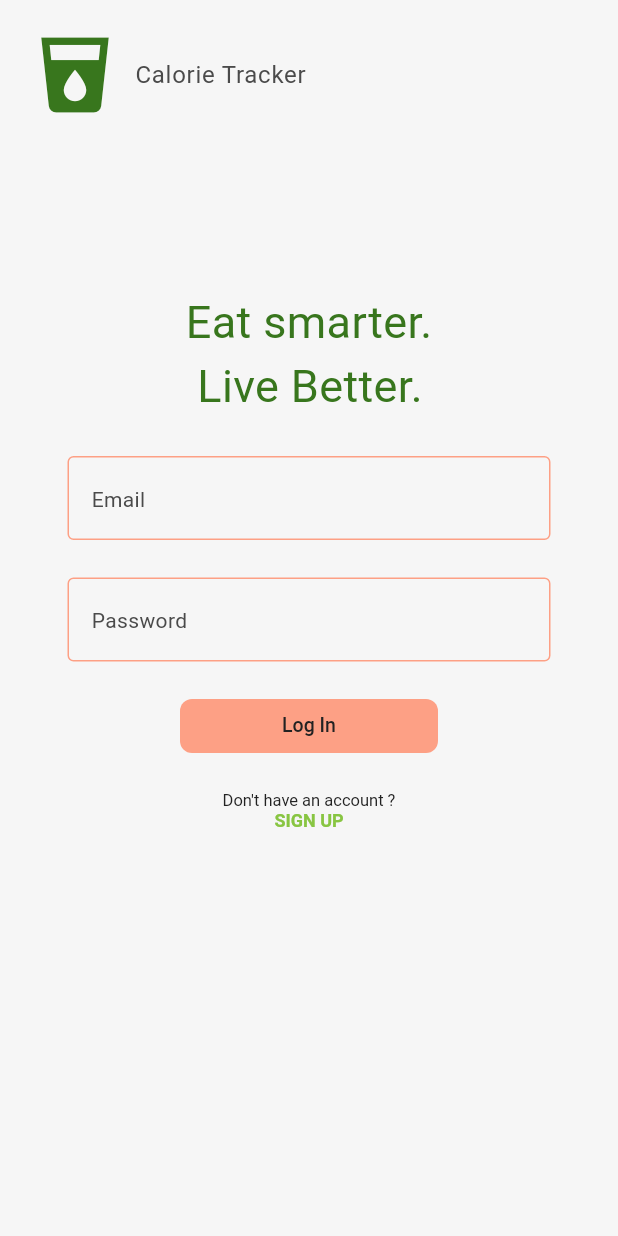
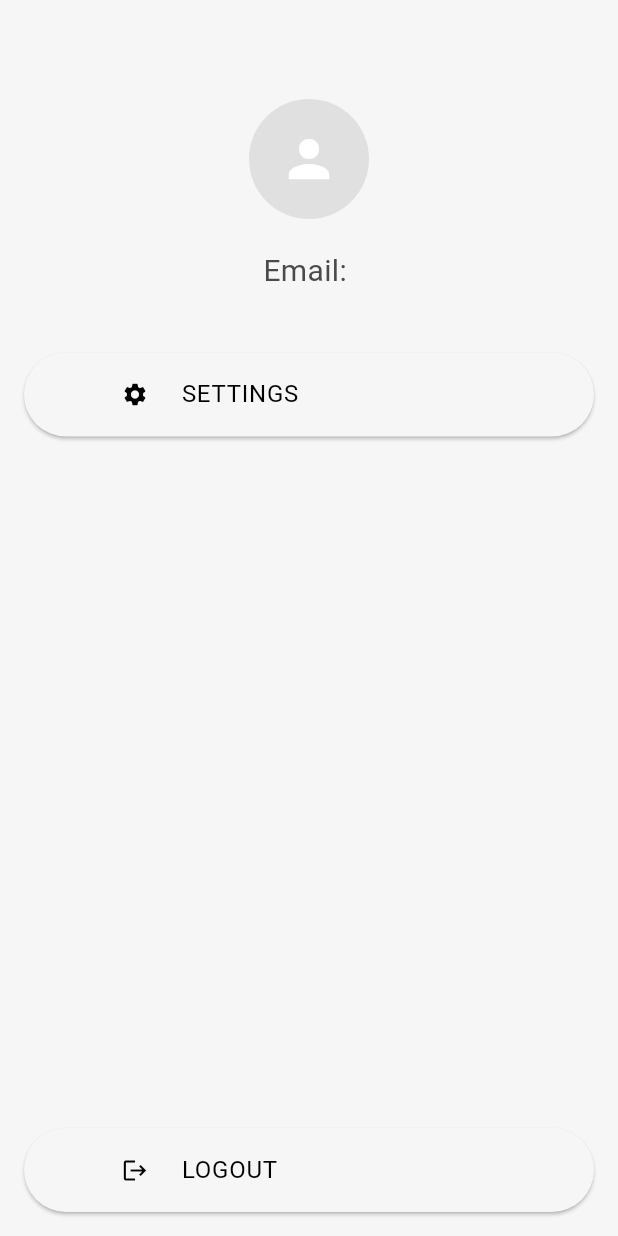
Before and after one commit to UUG4N4A1/calorie_app, a Flutter app: the LoginPage screen opened directly, after a tap on "Log In", on a phone screen of 412 x 824 dp. Run offline on Flutter 3.47's test engine with Material 3 defaults, Android fonts, the phone set to English and light mode, and no system bars; our stand-ins replace fl_chart.

Commit message:
added some improvements

```diff
--- a/lib/main.dart
+++ b/lib/main.dart
@@ -18,6 +18,6 @@ class MyApp extends StatelessWidget {
         debugShowCheckedModeBanner: false,
         theme: lightMode,
         darkTheme: darkMode,
-        home: HomePage());
+        home: LandingPage());
   }
 }
--- a/lib/pages/login_page.dart
+++ b/lib/pages/login_page.dart
@@ -1,5 +1,6 @@
 import 'package:calorie_app/components/my_button.dart';
 import 'package:calorie_app/components/my_textfield.dart';
+import 'package:calorie_app/pages/profile_page.dart';
 import 'package:calorie_app/pages/register_page.dart';
 import 'package:flutter/material.dart';
 
@@ -15,8 +16,16 @@ class LoginPage extends StatelessWidget {
     );
   }
 
-  void login() {
-    // login
+  void login(BuildContext context) {
+    String email = _emailController.text; // Get email from the controller
+    // Validate email and password if needed
+
+    Navigator.push(
+      context,
+      MaterialPageRoute(
+        builder: (context) => ProfilePage(email: email), // Pass email to ProfilePage
+      ),
+    );
   }
 
   @override
@@ -26,15 +35,11 @@ class LoginPage extends StatelessWidget {
       body: Padding(
         padding: const EdgeInsets.all(20.0),
         child: Column(
-          mainAxisAlignment:
-              MainAxisAlignment.spaceBetween,
-          crossAxisAlignment:
-              CrossAxisAlignment.start,
+          mainAxisAlignment: MainAxisAlignment.spaceBetween,
+          crossAxisAlignment: CrossAxisAlignment.start,
           children: [
-
             Row(
-              mainAxisAlignment:
-                  MainAxisAlignment.start,
+              mainAxisAlignment: MainAxisAlignment.start,
               children: [
                 Icon(
                   Icons.local_drink,
@@ -44,14 +49,11 @@ class LoginPage extends StatelessWidget {
                 const SizedBox(width: 10),
                 Text(
                   "Calorie Tracker",
-                  style: Theme.of(context).textTheme.bodyLarge?.copyWith(
-                        fontSize: 16,
-                      ),
+                  style: Theme.of(context).textTheme.bodyLarge?.copyWith(fontSize: 16),
                 ),
               ],
             ),
             const SizedBox(height: 50),
-
             Container(
               margin: EdgeInsets.only(bottom: 250),
               child: Column(
@@ -64,50 +66,37 @@ class LoginPage extends StatelessWidget {
                       fontSize: 30,
                     ),
                   ),
-                  const SizedBox(
-                      height: 25),
-
-                  // Email Textfield
+                  const SizedBox(height: 25),
                   MyTextfield(
                     hintText: "Email",
                     obscureText: false,
                     controller: _emailController,
                   ),
                   const SizedBox(height: 25),
-
-                  // Password Textfield
                   MyTextfield(
                     hintText: 'Password',
                     obscureText: true,
                     controller: _passwordController,
                   ),
-                  const SizedBox(
-                      height: 25),
-
-                  // Log-In Button
+                  const SizedBox(height: 25),
                   MyButton(
                     text: "Log In",
-                    onTap: () => login(),
+                    onTap: () => login(context),
                   ),
-                  const SizedBox(
-                    height: 25,
-                  ),
+                  const SizedBox(height: 25),
                   Text(
                     "Don't have an account ?",
-                    style: Theme.of(context).textTheme.displayMedium?.copyWith(
-                          fontSize: 11,
-                        ),
+                    style: Theme.of(context).textTheme.displayMedium?.copyWith(fontSize: 11),
                   ),
                   GestureDetector(
                     onTap: () => register(context),
                     child: Text(
                       "SIGN UP",
-                      style:
-                          Theme.of(context).textTheme.displayMedium?.copyWith(
-                                fontSize: 12,
-                                fontWeight: FontWeight.bold,
-                                color: Theme.of(context).colorScheme.primary,
-                              ),
+                      style: Theme.of(context).textTheme.displayMedium?.copyWith(
+                            fontSize: 12,
+                            fontWeight: FontWeight.bold,
+                            color: Theme.of(context).colorScheme.primary,
+                          ),
                     ),
                   ),
                 ],
--- /dev/null
+++ b/lib/pages/profile_page.dart
@@ -0,0 +1,72 @@
+import 'package:flutter/material.dart';
+
+class ProfilePage extends StatelessWidget {
+  final String email;
+
+  ProfilePage({required this.email});
+
+  @override
+  Widget build(BuildContext context) {
+    return Scaffold(
+      body: Padding(
+        padding: const EdgeInsets.all(16.0),
+        child: Column(
+          children: [
+            Container(
+              alignment: Alignment.topCenter,
+              margin: EdgeInsets.only(top: 50),
+              child: CircleAvatar(
+                radius: 40, // Adjust size if needed
+                backgroundColor: Colors.grey[300],
+                child: Icon(
+                  Icons.person,
+                  size: 40,
+                  color: Colors.white,
+                ),
+              ),
+            ),
+            SizedBox(height: 20),
+            Text(
+              "Email: $email",
+              style: TextStyle(fontSize: 20),
+            ),
+            SizedBox(height: 40),
+            ElevatedButton(
+              onPressed: () {},
+              child: Padding(
+                padding: const EdgeInsets.only(left: 25),
+                child: ListTile(
+                  leading: Icon(Icons.settings),
+                  title: Text("SETTINGS"),
+                  onTap: () {
+                    Navigator.pop(context);
+
+                    Navigator.pushNamed(context, '/timetable');
+                  },
+                ),
+              ),
+            ),
+            Spacer(),
+            ElevatedButton(
+              onPressed: () {
+                Navigator.pop(context);
+              },
+              child: Padding(
+                padding: const EdgeInsets.only(left: 25),
+                child: ListTile(
+                  leading: Icon(Icons.logout),
+                  title: Text("LOGOUT"),
+                  onTap: () {
+                    Navigator.pop(context);
+
+                    Navigator.pushNamed(context, '/login');
+                  },
+                ),
+              ),
+            ),
+          ],
+        ),
+      ),
+    );
+  }
+}
```
Also changed, not shown: lib/pages/add_food_page.dart (+62 -15 lines), lib/pages/home_page.dart (+23 -7 lines), lib/pages/register_page.dart (+70 -24 lines).
